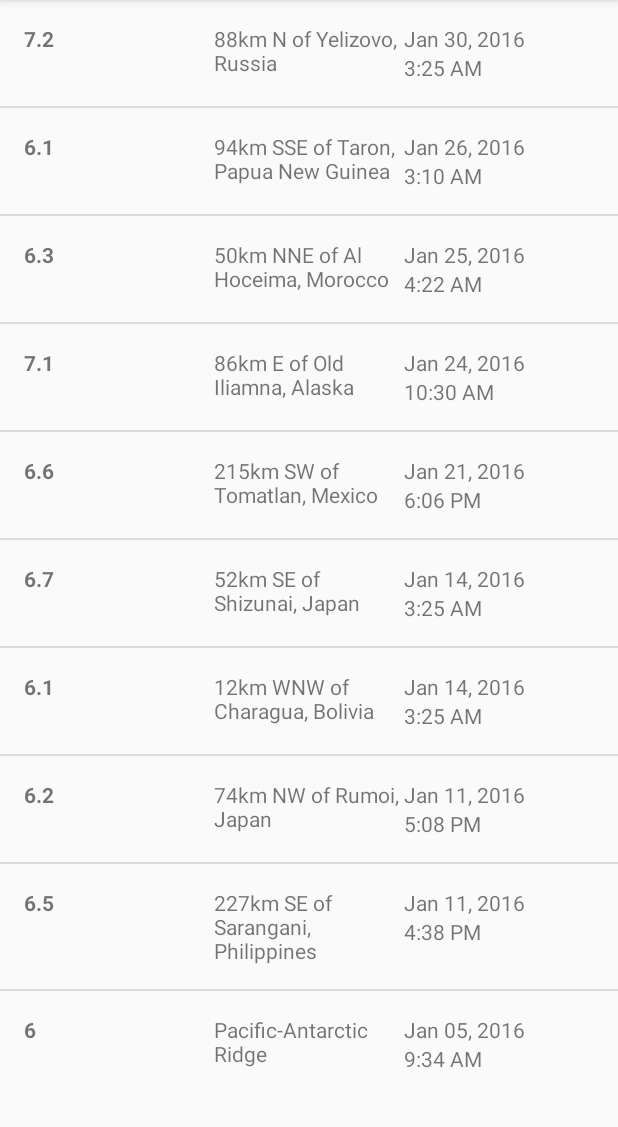
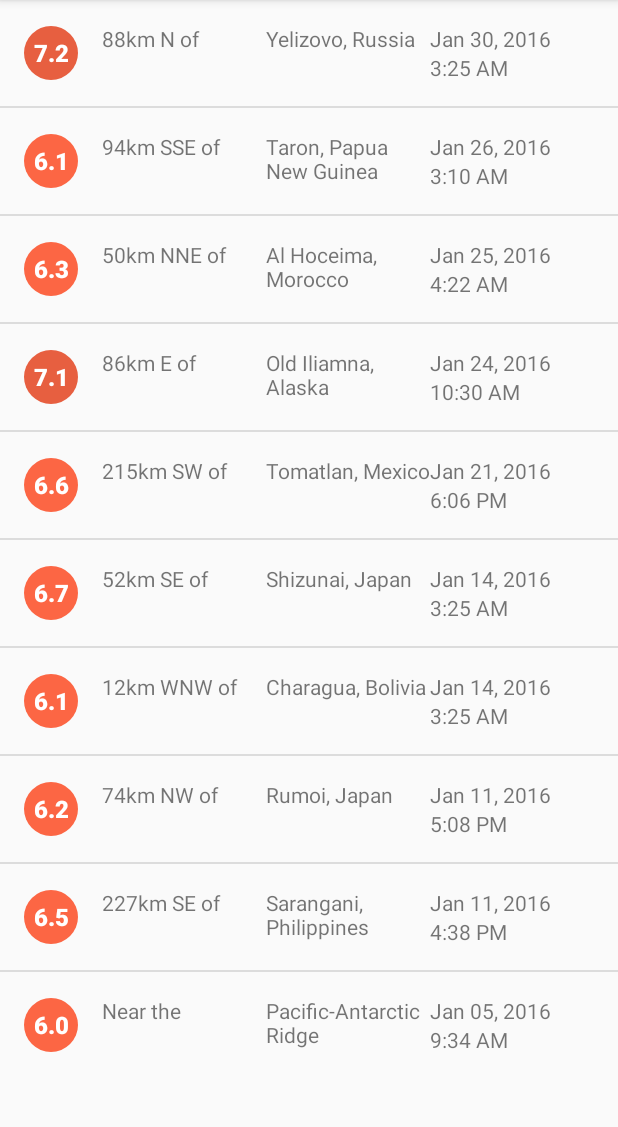
Before and after one commit to KimJoon93/Android-Basics-Nanodegree, an Android app: the MainActivity screen opened directly, with no data from a screen before it, on a phone screen of 412 x 824 dp, the part 84-1211 px from its top. Run offline under Robolectric (Android 15) with nearby library versions, the phone set to English and light mode, and no system bars.

Commit message:
Finish Earthquake app

```diff
--- a/QuakeReport/app/src/main/java/com/example/android/quakereport/EarthquakeData.java
+++ b/QuakeReport/app/src/main/java/com/example/android/quakereport/EarthquakeData.java
@@ -1,17 +1,17 @@
 package com.example.android.quakereport;
 
 public class EarthquakeData {
-    private String mMagnitude;
+    private Double mMagnitude;
     private String mLocation;
     private long mTimeInMilliseconds;
 
-    public EarthquakeData(String mMagnitude, String mLocation, long mTimeInMilliseconds) {
+    public EarthquakeData(Double mMagnitude, String mLocation, long mTimeInMilliseconds) {
         this.mMagnitude = mMagnitude;
         this.mLocation = mLocation;
         this.mTimeInMilliseconds = mTimeInMilliseconds;
     }
 
-    public String getmMagnitude() {
+    public Double getmMagnitude() {
         return mMagnitude;
     }
 
--- a/QuakeReport/app/src/main/java/com/example/android/quakereport/ListAdapter.java
+++ b/QuakeReport/app/src/main/java/com/example/android/quakereport/ListAdapter.java
@@ -1,8 +1,8 @@
 package com.example.android.quakereport;
 
 import android.content.Context;
-import android.support.annotation.NonNull;
-import android.support.annotation.Nullable;
+import android.graphics.drawable.GradientDrawable;
+import android.support.v4.content.ContextCompat;
 import android.view.LayoutInflater;
 import android.view.View;
 import android.view.ViewGroup;
@@ -14,7 +14,9 @@ import java.util.ArrayList;
 import java.util.Date;
 
 public class ListAdapter extends ArrayAdapter<EarthquakeData> {
-
+    private static final String LOCATION_SEPARATOR = " of ";
+    String primaryLocation;
+    String locationOffset;
 
     public ListAdapter(Context context, ArrayList<EarthquakeData> arrayList) {
         super(context, 0, arrayList);
@@ -27,8 +29,14 @@ public class ListAdapter extends ArrayAdapter<EarthquakeData> {
         }
         EarthquakeData earthquakeData = getItem(position);
 
+        String originalLocation = earthquakeData.getmLocation();
+
+
         TextView magnitudeText = convertView.findViewById(R.id.magnitude);
+
         TextView locationText = convertView.findViewById(R.id.location);
+        TextView locationoffsetText = convertView.findViewById(R.id.location_offset);
+
         TextView dateText = convertView.findViewById(R.id.date);
         TextView timeText = convertView.findViewById(R.id.time);
 
@@ -36,8 +44,30 @@ public class ListAdapter extends ArrayAdapter<EarthquakeData> {
         String formattedData = formatDate(dateObject);
         String formattedTime = formatTime(dateObject);
 
-        magnitudeText.setText(earthquakeData.getmMagnitude());
-        locationText.setText(earthquakeData.getmLocation());
+        GradientDrawable magnitudeCircle = (GradientDrawable) magnitudeText.getBackground();
+
+        // Get the appropriate background color based on the current earthquake magnitude
+        int magnitudeColor = getMagnitudeColor(earthquakeData.getmMagnitude());
+
+        // Set the color on the magnitude circle
+        magnitudeCircle.setColor(magnitudeColor);
+
+        magnitudeText.setText(earthquakeData.getmMagnitude().toString());
+//        locationText.setText(earthquakeData.getmLocation());
+
+        if (originalLocation.contains(LOCATION_SEPARATOR)) {
+            String[] parts = originalLocation.split(LOCATION_SEPARATOR);
+            locationOffset = parts[0] + LOCATION_SEPARATOR;
+            primaryLocation = parts[1];
+        } else {
+            locationOffset = getContext().getString(R.string.near_the);
+            primaryLocation = originalLocation;
+        }
+
+        locationText.setText(primaryLocation);
+        locationoffsetText.setText(locationOffset);
+
+
         dateText.setText(formattedData);
         timeText.setText(formattedTime);
 
@@ -56,5 +86,42 @@ public class ListAdapter extends ArrayAdapter<EarthquakeData> {
         SimpleDateFormat timeFormat = new SimpleDateFormat("h:mm a");
         return timeFormat.format(dateObject);
     }
-
+    private int getMagnitudeColor(double magnitude) {
+        int magnitudeColorResourceId;
+        int magnitudeFloor = (int) Math.floor(magnitude);
+        switch (magnitudeFloor) {
+            case 0:
+            case 1:
+                magnitudeColorResourceId = R.color.magnitude1;
+                break;
+            case 2:
+                magnitudeColorResourceId = R.color.magnitude2;
+                break;
+            case 3:
+                magnitudeColorResourceId = R.color.magnitude3;
+                break;
+            case 4:
+                magnitudeColorResourceId = R.color.magnitude4;
+                break;
+            case 5:
+                magnitudeColorResourceId = R.color.magnitude5;
+                break;
+            case 6:
+                magnitudeColorResourceId = R.color.magnitude6;
+                break;
+            case 7:
+                magnitudeColorResourceId = R.color.magnitude7;
+                break;
+            case 8:
+                magnitudeColorResourceId = R.color.magnitude8;
+                break;
+            case 9:
+                magnitudeColorResourceId = R.color.magnitude9;
+                break;
+            default:
+                magnitudeColorResourceId = R.color.magnitude10plus;
+                break;
+        }
+        return ContextCompat.getColor(getContext(), magnitudeColorResourceId);
+    }
 }
--- a/QuakeReport/app/src/main/java/com/example/android/quakereport/QueryUtils.java
+++ b/QuakeReport/app/src/main/java/com/example/android/quakereport/QueryUtils.java
@@ -32,7 +32,8 @@ public final class QueryUtils {
             for(int i= 0; i<earthquakeArray.length(); i++){
                 JSONObject currentEarthquake = earthquakeArray.getJSONObject(i);
                 JSONObject properties = currentEarthquake.getJSONObject("properties");
-                String magnitude = properties.getString("mag");
+
+                Double magnitude = properties.getDouble("mag");
                 String location = properties.getString("place");
 //                String time = properties.getString("time");
                 long time = properties.getLong("time");
--- /dev/null
+++ b/QuakeReport/app/src/main/res/drawable/magnitude_circle.xml
@@ -0,0 +1,10 @@
+<?xml version="1.0" encoding="utf-8"?>
+<!-- Background circle for the magnitude value -->
+<shape xmlns:android="http://schemas.android.com/apk/res/android"
+    android:shape="oval">
+    <solid android:color="@color/magnitude1" />
+    <size
+        android:width="36dp"
+        android:height="36dp" />
+    <corners android:radius="18dp" />
+</shape>
--- a/QuakeReport/app/src/main/res/layout/list_item.xml
+++ b/QuakeReport/app/src/main/res/layout/list_item.xml
@@ -4,14 +4,26 @@
     android:padding="16dp"
     android:orientation="horizontal"
     android:layout_width="match_parent"
-    android:layout_height="match_parent">
+    android:layout_height="wrap_content">
 
 
     <TextView
-
+        android:layout_gravity="center_vertical"
+        android:textSize="16sp"
+        android:textColor="@android:color/white"
+        android:fontFamily="sans-serif-medium"
+        android:gravity="center"
+        android:background="@drawable/magnitude_circle"
         android:textStyle="bold"
         android:text="8.9"
         android:id="@+id/magnitude"
+        android:layout_width="36dp"
+        android:layout_height="36dp" />
+
+    <TextView
+        android:layout_marginLeft="16dp"
+        android:text="30km S of"
+        android:id="@+id/location_offset"
         android:layout_weight="1"
         android:layout_width="0dp"
         android:layout_height="wrap_content" />
--- a/QuakeReport/app/src/main/res/values/colors.xml
+++ b/QuakeReport/app/src/main/res/values/colors.xml
@@ -3,4 +3,34 @@
     <color name="colorPrimary">#008577</color>
     <color name="colorPrimaryDark">#00574B</color>
     <color name="colorAccent">#D81B60</color>
+
+    <!-- Color for an earthquake with magnitude 0 and 2 -->
+    <color name="magnitude1">#4A7BA7</color>
+
+    <!-- Magnitude circle color for an earthquake with magnitude between 2 and 3 -->
+    <color name="magnitude2">#04B4B3</color>
+
+    <!-- Magnitude circle color for an earthquake with magnitude between 3 and 4 -->
+    <color name="magnitude3">#10CAC9</color>
+
+    <!-- Magnitude circle color for an earthquake with magnitude between 4 and 5 -->
+    <color name="magnitude4">#F5A623</color>
+
+    <!-- Magnitude circle color for an earthquake with magnitude between 5 and 6 -->
+    <color name="magnitude5">#FF7D50</color>
+
+    <!-- Magnitude circle color for an earthquake with magnitude between 6 and 7 -->
+    <color name="magnitude6">#FC6644</color>
+
+    <!-- Magnitude circle color for an earthquake with magnitude between 7 and 8 -->
+    <color name="magnitude7">#E75F40</color>
+
+    <!-- Magnitude circle color for an earthquake with magnitude between 8 and 9 -->
+    <color name="magnitude8">#E13A20</color>
+
+    <!-- Magnitude circle color for an earthquake with magnitude between 9 and 10 -->
+    <color name="magnitude9">#D93218</color>
+
+    <!-- Magnitude circle color for an earthquake with magnitude over 10 -->
+    <color name="magnitude10plus">#C03823</color>
 </resources>
--- a/QuakeReport/app/src/main/res/values/strings.xml
+++ b/QuakeReport/app/src/main/res/values/strings.xml
@@ -1,3 +1,4 @@
 <resources>
     <string name="app_name">QuakeReport</string>
+    <string name="near_the">Near the</string>
 </resources>
```
